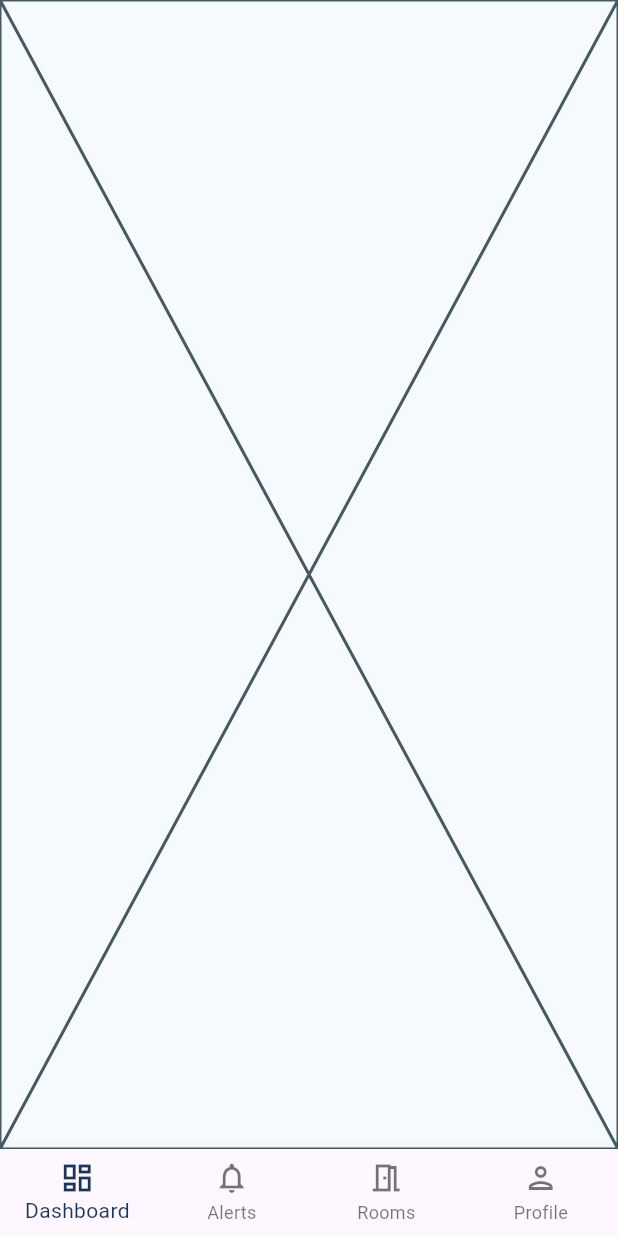
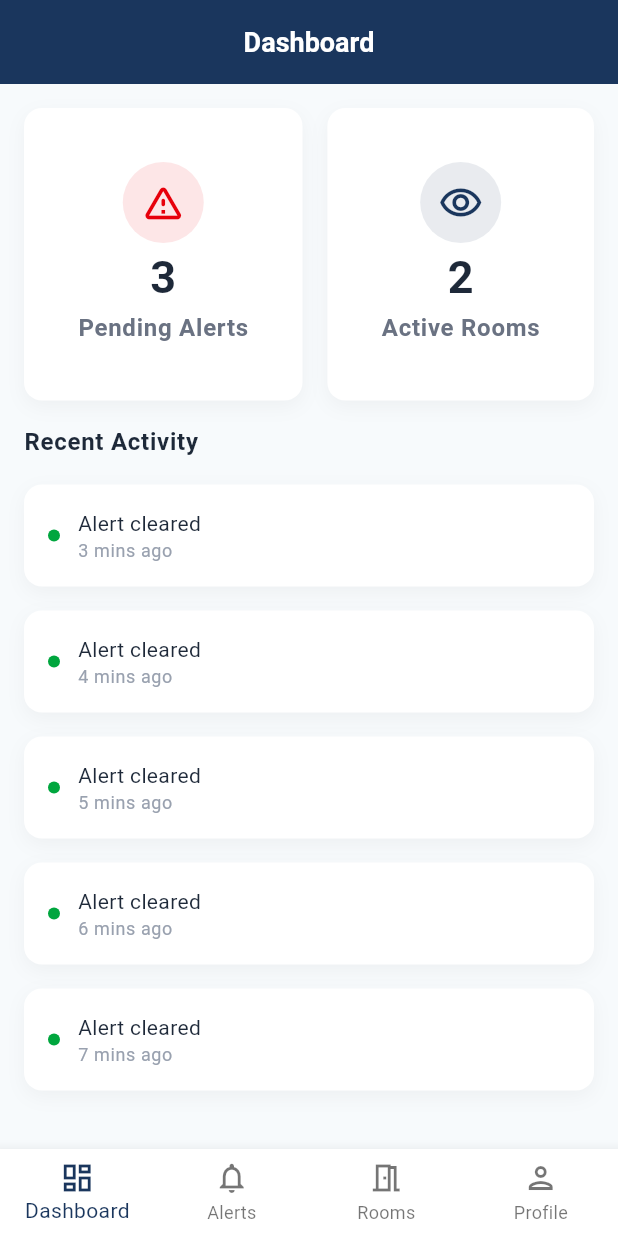
Before and after one commit to omargomah/automated-exam-supervision-system, a Flutter app: the screen it shows after launch, on a phone screen of 412 x 824 dp. Run offline on Flutter 3.47's test engine with Material 3 defaults, Android fonts, the phone set to English and light mode, and no system bars.

Commit message:
feat: add proctor dashboard UI

```diff
--- a/src/mobile-app/cheating_tracker/lib/core/theme/app_colors.dart
+++ b/src/mobile-app/cheating_tracker/lib/core/theme/app_colors.dart
@@ -3,6 +3,7 @@ import 'package:flutter/material.dart';
 abstract class AppColors {
   static const Color primaryColor = Color(0xFF1A365D);
   static const Color backgroundColor = Color(0xFFF7FAFC);
+  static const Color containerColor = Color(0xFFFFFFFF);
   static const Color safeColor = Color(0XFF00A63E);
   static const Color warningColor = Color(0XFFF54900);
   static const Color dangerColor = Color(0XFFE7000B);
--- a/src/mobile-app/cheating_tracker/lib/feature/proctor/app-section/presentation/screens/proctor_app_section.dart
+++ b/src/mobile-app/cheating_tracker/lib/feature/proctor/app-section/presentation/screens/proctor_app_section.dart
@@ -18,14 +18,17 @@ class _ProctorAppSectionState extends State<ProctorAppSection> {
     ProctorRoomsScreen(),
     ProctorProfileScreen(),
   ];
+  final List<String> _titles = ['Dashboard', 'Alerts', 'Rooms', 'Profile'];
   int _currIdx = 0;
 
   @override
   Widget build(BuildContext context) {
     return Scaffold(
+      appBar: AppBar(title: Text(_titles[_currIdx])),
       body: _screens[_currIdx],
 
       bottomNavigationBar: BottomNavigationBar(
+        backgroundColor: Colors.white,
         type: BottomNavigationBarType.fixed,
         currentIndex: _currIdx,
         onTap: (index) => setState(() {
--- a/src/mobile-app/cheating_tracker/lib/feature/proctor/dashboard/presentation/screens/proctor_dashboard_screen.dart
+++ b/src/mobile-app/cheating_tracker/lib/feature/proctor/dashboard/presentation/screens/proctor_dashboard_screen.dart
@@ -1,3 +1,6 @@
+import 'package:cheating_tracker/core/theme/app_colors.dart';
+import 'package:cheating_tracker/feature/proctor/dashboard/presentation/widgets/dashboard_widget.dart';
+import 'package:cheating_tracker/feature/proctor/dashboard/presentation/widgets/recent_activity_widget.dart';
 import 'package:flutter/material.dart';
 
 class ProctorDashboardScreen extends StatelessWidget {
@@ -5,6 +8,43 @@ class ProctorDashboardScreen extends StatelessWidget {
 
   @override
   Widget build(BuildContext context) {
-    return const Placeholder();
+    return Padding(
+      padding: const EdgeInsets.all(16.0),
+      child: Column(
+        crossAxisAlignment: .start,
+        children: [
+          Row(
+            mainAxisAlignment: .spaceBetween,
+            children: [
+              DashBoardWidget(
+                icon: Icons.warning_amber_rounded,
+                count: 3,
+                iconColor: AppColors.dangerColor,
+                text: "Pending Alerts",
+              ),
+              DashBoardWidget(
+                icon: Icons.remove_red_eye_outlined,
+                count: 2,
+                iconColor: AppColors.primaryColor,
+                text: "Active Rooms",
+              ),
+            ],
+          ),
+          SizedBox(height: 16),
+          Text("Recent Activity", style: Theme.of(context).textTheme.bodyLarge),
+          SizedBox(height: 8),
+          Expanded(
+            child: ListView.builder(
+              itemCount: 5,
+              itemBuilder: (context, index) => RecentActivityWidget(
+                text: "Alert cleared",
+                minutes: index + 3,
+                color: AppColors.safeColor,
+              ),
+            ),
+          ),
+        ],
+      ),
+    );
   }
 }
--- /dev/null
+++ b/src/mobile-app/cheating_tracker/lib/feature/proctor/dashboard/presentation/widgets/dashboard_widget.dart
@@ -0,0 +1,60 @@
+import 'package:cheating_tracker/core/theme/app_colors.dart';
+import 'package:flutter/material.dart';
+
+class DashBoardWidget extends StatelessWidget {
+  const new({
+    super.key,
+    required this.text,
+    required this.icon,
+    required this.iconColor,
+    required this.count,
+  });
+  final String text;
+  final IconData icon;
+  final Color iconColor;
+  final int count;
+
+  @override
+  Widget build(BuildContext context) {
+    return Container(
+      padding: EdgeInsets.symmetric(horizontal: 36, vertical: 36),
+
+      decoration: BoxDecoration(
+        boxShadow: [
+          BoxShadow(
+            color: Colors.black.withAlpha(10),
+            blurRadius: 10,
+            offset: const Offset(0, 4),
+          ),
+        ],
+        color: AppColors.containerColor,
+        borderRadius: BorderRadius.circular(12),
+      ),
+      child: Center(
+        child: Column(
+          mainAxisAlignment: .spaceEvenly,
+          children: [
+            Container(
+              padding: const EdgeInsets.all(12),
+              decoration: BoxDecoration(
+                shape: BoxShape.circle,
+                color: iconColor.withAlpha(25),
+              ),
+              child: Icon(icon, color: iconColor, size: 30),
+            ),
+            Text(
+              count.toString(),
+              style: Theme.of(context).textTheme.bodyLarge!
+                  .copyWith(fontSize: 30),
+            ),
+            Text(
+              text,
+              style: Theme.of(context).textTheme.bodyLarge!
+                  .copyWith(color: Color(0xFF6A7282)),
+            ),
+          ],
+        ),
+      ),
+    );
+  }
+}
--- /dev/null
+++ b/src/mobile-app/cheating_tracker/lib/feature/proctor/dashboard/presentation/widgets/recent_activity_widget.dart
@@ -0,0 +1,56 @@
+import 'package:cheating_tracker/core/theme/app_colors.dart';
+import 'package:flutter/material.dart';
+
+class RecentActivityWidget extends StatelessWidget {
+  const new({
+    super.key,
+    required this.text,
+    required this.minutes,
+    required this.color,
+  });
+  final String text;
+  final int minutes;
+  final Color color;
+  @override
+  Widget build(BuildContext context) {
+    return Padding(
+      padding: const EdgeInsets.symmetric(vertical: 8.0),
+      child: Container(
+        decoration: BoxDecoration(
+          boxShadow: [
+            BoxShadow(
+              color: Colors.black.withAlpha(10),
+              blurRadius: 10,
+              offset: const Offset(0, 4),
+            ),
+          ],
+          color: AppColors.containerColor,
+          borderRadius: BorderRadius.circular(12),
+        ),
+        child: Padding(
+          padding: const EdgeInsets.symmetric(horizontal: 16, vertical: 16),
+          child: Row(
+            children: [
+              Container(
+                decoration: BoxDecoration(shape: BoxShape.circle, color: color),
+                width: 8,
+                height: 8,
+              ),
+              SizedBox(width: 12),
+              Column(
+                crossAxisAlignment: .start,
+                children: [
+                  Text(text, style: Theme.of(context).textTheme.bodyMedium),
+                  Text(
+                    "$minutes mins ago",
+                    style: Theme.of(context).textTheme.bodySmall,
+                  ),
+                ],
+              ),
+            ],
+          ),
+        ),
+      ),
+    );
+  }
+}
```
